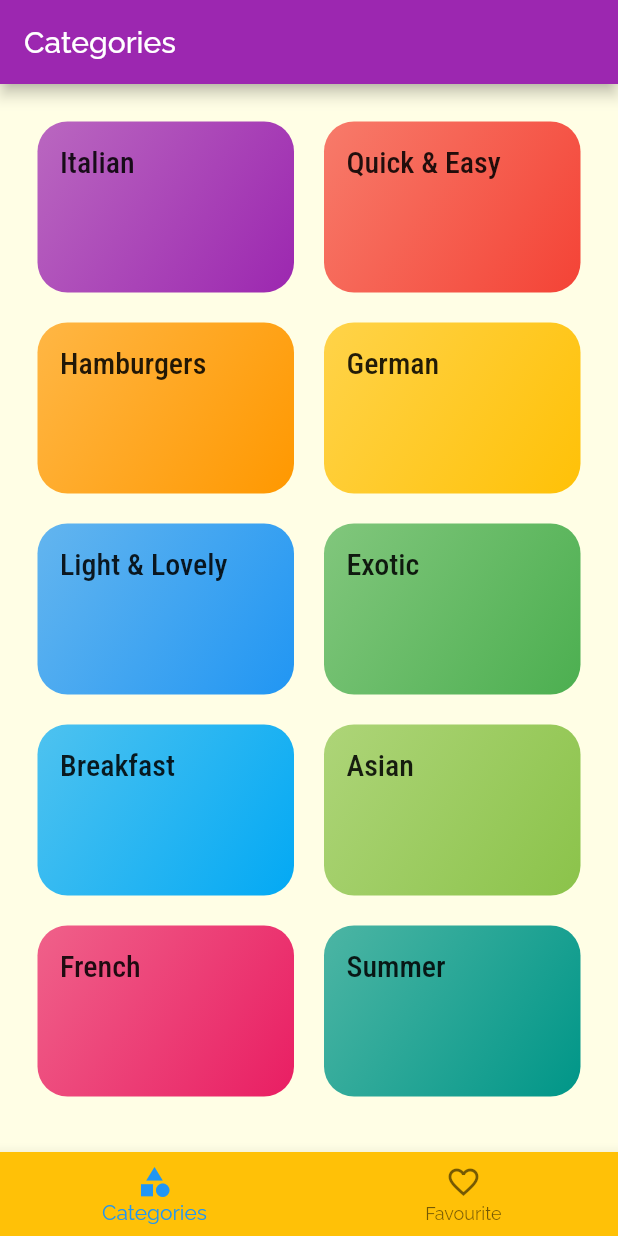
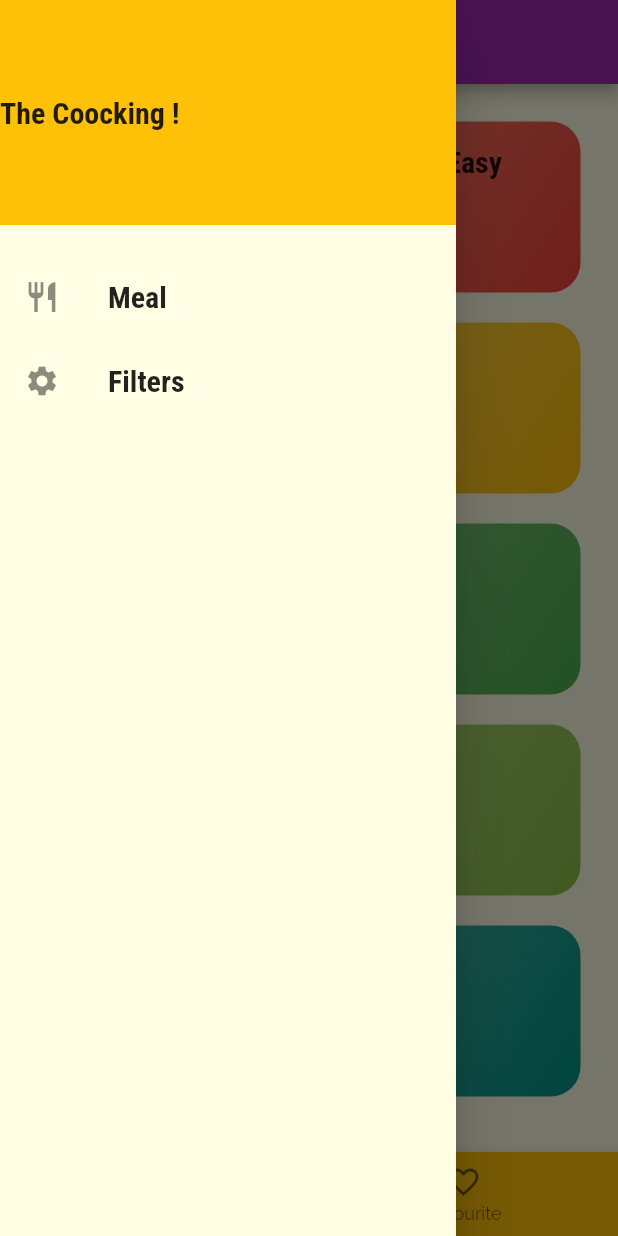
Before and after one commit to almaystroOo/Meals-Recipe-App, a Flutter app: the screen it shows after launch, with the side drawer open (before the commit the screen has no drawer), on a phone screen of 412 x 824 dp. Run offline on Flutter 3.47's test engine with Material 2 defaults, Android fonts, the phone set to English and light mode, and no system bars; our stand-ins replace google_fonts.

Commit message:
#implementing drawer and bug fixes

```diff
--- a/lib/main.dart
+++ b/lib/main.dart
@@ -2,6 +2,7 @@ import 'package:flutter/material.dart';
 import 'package:google_fonts/google_fonts.dart';
 import 'package:meals_app/ui/view/screens/categories_screen.dart';
 import 'package:google_fonts/google_fonts.dart';
+import 'package:meals_app/ui/view/screens/filters_screen.dart';
 import 'ui/view/screens/category_meals_screen.dart';
 import 'package:meals_app/ui/view/screens/meal_detail_screen.dart';
 
@@ -26,6 +27,7 @@ class MyApp extends StatelessWidget {
               bodyText1: TextStyle(color: Color.fromRGBO(20, 51, 51, 1)),
               bodyText2: TextStyle(color: Color.fromRGBO(20, 51, 51, 1)),
               headline6: TextStyle(
+                fontWeight: FontWeight.bold,
                 fontFamily:
                     GoogleFonts.robotoCondensed(fontSize: 24).fontFamily,
               ))),
@@ -33,7 +35,8 @@ class MyApp extends StatelessWidget {
       initialRoute: '/',
       routes: {
         CategoryMeal.routeName: (BuildContext context) => CategoryMeal(),
-        MealDeatilScreen.route: (context) => MealDeatilScreen()
+        MealDeatilScreen.route: (context) => MealDeatilScreen(),
+        FiltersScreen.routeName: (context) => FiltersScreen()
       },
       // onGenerateRoute: (settings) {
       //   return settings;
--- a/lib/ui/view/screens/categories_screen.dart
+++ b/lib/ui/view/screens/categories_screen.dart
@@ -1,5 +1,6 @@
 import 'package:flutter/material.dart';
 import 'package:meals_app/3.2%20dummy_data.dart';
+import 'package:meals_app/ui/view/screens/main_drawer.dart';
 import 'package:meals_app/ui/view/widgets/category_item.dart';
 import '../screens/Favourite_Meal_Screen.dart';
 import 'category_screen.dart';
@@ -37,7 +38,11 @@ class _CategoriesState extends State<Categories> {
     return Scaffold(
         appBar: AppBar(
           title: Text(_pages[_selectedIndex]['title']),
+          // actions: [
+
+          // ],
         ),
+        drawer: MainDrawer(),
         bottomNavigationBar: BottomNavigationBar(
           currentIndex: _selectedIndex,
           backgroundColor: Theme.of(context).accentColor,
--- /dev/null
+++ b/lib/ui/view/screens/main_drawer.dart
@@ -0,0 +1,52 @@
+import 'package:flutter/material.dart';
+
+import 'filters_screen.dart';
+
+class MainDrawer extends StatelessWidget {
+  Widget _listTile(
+      String title, IconData icon, BuildContext ctx, Function onTap) {
+    return ListTile(
+      title: Text(
+        title,
+        style: Theme.of(ctx).textTheme.headline6,
+      ),
+      leading: Icon(icon),
+      onTap: onTap,
+    );
+  }
+
+  void _navigateToFilters(ctx) {
+    Navigator.of(ctx).pushReplacementNamed(FiltersScreen.routeName);
+  }
+
+  void _navigateToMeals(ctx) {
+    Navigator.of(ctx).pushReplacementNamed('/');
+  }
+
+  @override
+  Widget build(BuildContext context) {
+    return Drawer(
+      child: Column(
+        children: [
+          Container(
+            height: 150,
+            width: double.infinity,
+            color: Theme.of(context).accentColor,
+            alignment: Alignment.centerLeft,
+            child: Text(
+              'The Coocking !',
+              style: Theme.of(context).textTheme.headline6,
+            ),
+          ),
+          SizedBox(
+            height: 20,
+          ),
+          _listTile('Meal', Icons.restaurant, context,
+              () => _navigateToMeals(context)),
+          _listTile('Filters', Icons.settings, context,
+              () => _navigateToFilters(context))
+        ],
+      ),
+    );
+  }
+}
```
Also changed, not shown: lib/ui/view/screens/filters_screen.dart (added, +19 -0 lines).
